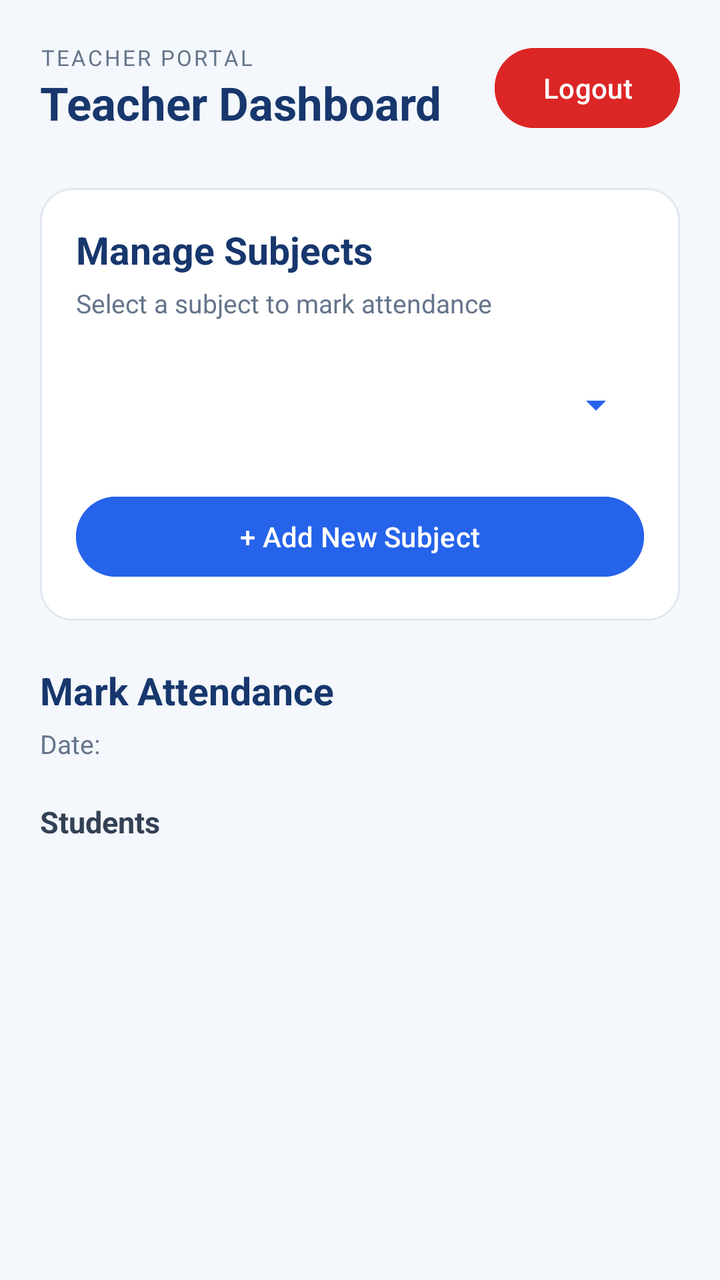
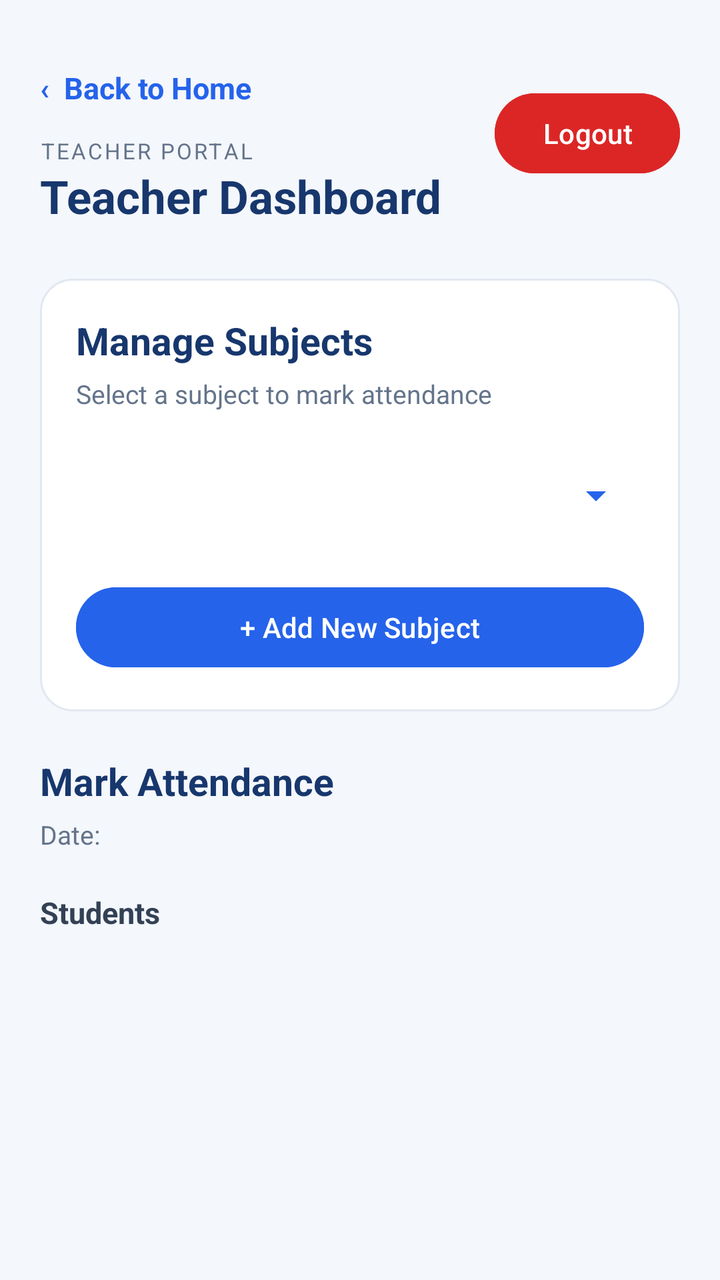

The first picture is an Android layout as it rendered before a commit; the second is the same layout after the commit. The layout source and the unified diff follow.
<!-- AndroidManifest.xml: application theme Theme.AttendanceManagement -->
<!-- res/layout/activity_teacher.xml -->
<?xml version="1.0" encoding="utf-8"?>
<ScrollView
    xmlns:android="http://schemas.android.com/apk/res/android"
    android:id="@+id/teacherRoot"
    android:layout_width="match_parent"
    android:layout_height="match_parent"
    android:background="#F4F7FB"
    android:fillViewport="true"
    android:clipToPadding="false">

    <LinearLayout
        android:layout_width="match_parent"
        android:layout_height="wrap_content"
        android:orientation="vertical"
        android:padding="20dp">

        
        <LinearLayout
            android:layout_width="match_parent"
            android:layout_height="wrap_content"
            android:orientation="horizontal"
            android:gravity="center_vertical"
            android:layout_marginBottom="26dp">

            <LinearLayout
                android:layout_width="0dp"
                android:layout_height="wrap_content"
                android:layout_weight="1"
                android:orientation="vertical">

                <TextView
                    android:layout_width="wrap_content"
                    android:layout_height="wrap_content"
                    android:text="TEACHER PORTAL"
                    android:textColor="#64748B"
                    android:textSize="11sp"
                    android:letterSpacing="0.1"/>

                <TextView
                    android:layout_width="wrap_content"
                    android:layout_height="wrap_content"
                    android:text="Teacher Dashboard"
                    android:textColor="#17376D"
                    android:textSize="23sp"
                    android:textStyle="bold"/>
            </LinearLayout>

            <Button
                android:id="@+id/logoutButton"
                android:layout_width="wrap_content"
                android:layout_height="48dp"
                android:text="Logout"
                android:textAllCaps="false"
                android:textColor="#FFFFFF"
                android:backgroundTint="#DC2626"/>
        </LinearLayout>

        
        <LinearLayout
            android:layout_width="match_parent"
            android:layout_height="wrap_content"
            android:background="@drawable/card_bg"
            android:padding="18dp"
            android:orientation="vertical"
            android:layout_marginBottom="22dp">

            <TextView
                android:layout_width="match_parent"
                android:layout_height="wrap_content"
                android:text="Manage Subjects"
                android:textColor="#17376D"
                android:textSize="19sp"
                android:textStyle="bold"/>

            <TextView
                android:layout_width="match_parent"
                android:layout_height="wrap_content"
                android:text="Select a subject to mark attendance"
                android:textColor="#64748B"
                android:textSize="13sp"
                android:layout_marginTop="5dp"
                android:layout_marginBottom="16dp"/>

            <Spinner
                android:id="@+id/subjectSpinner"
                android:layout_width="match_parent"
                android:layout_height="52dp"
                android:backgroundTint="#2563EB"
                android:contentDescription="Select subject"/>

            <Button
                android:id="@+id/addSubjectButton"
                android:layout_width="match_parent"
                android:layout_height="48dp"
                android:layout_marginTop="16dp"
                android:text="+ Add New Subject"
                android:textAllCaps="false"
                android:textColor="#FFFFFF"
                android:backgroundTint="#2563EB"/>
        </LinearLayout>

        
        <LinearLayout
            android:layout_width="match_parent"
            android:layout_height="wrap_content"
            android:orientation="vertical">

            <TextView
                android:layout_width="match_parent"
                android:layout_height="wrap_content"
                android:text="Mark Attendance"
                android:textColor="#17376D"
                android:textStyle="bold"
                android:textSize="19sp"/>

            <TextView
                android:id="@+id/dateLabel"
                android:layout_width="match_parent"
                android:layout_height="wrap_content"
                android:text="Date:"
                android:textColor="#64748B"
                android:textSize="13sp"
                android:layout_marginTop="5dp"/>

            <TextView
                android:layout_width="match_parent"
                android:layout_height="wrap_content"
                android:text="Students"
                android:textColor="#334155"
                android:textStyle="bold"
                android:textSize="15sp"
                android:layout_marginTop="20dp"
                android:layout_marginBottom="12dp"/>

            <LinearLayout
                android:id="@+id/studentList"
                android:layout_width="match_parent"
                android:layout_height="wrap_content"
                android:orientation="vertical"/>

        </LinearLayout>
    </LinearLayout>
</ScrollView>
<!-- resources referenced by this layout -->
<resources>
  <!-- drawable card_bg (drawable) -->
  <?xml version="1.0" encoding="utf-8"?>
  <shape xmlns:android="http://schemas.android.com/apk/res/android"
      android:shape="rectangle">
  
      <solid android:color="#FFFFFF" />
  
      <corners android:radius="16dp" />
  
      <stroke
          android:width="1dp"
          android:color="#E2E8F0" />
  
      <padding
          android:left="12dp"
          android:top="12dp"
          android:right="12dp"
          android:bottom="12dp" />
  
  </shape>
  <style name="Theme.AttendanceManagement" parent="Base.Theme.AttendanceManagement" />
  <style name="Base.Theme.AttendanceManagement" parent="Theme.Material3.DayNight.NoActionBar">
  
          <item name="colorPrimary">#2563EB</item>
          <item name="colorOnPrimary">#FFFFFF</item>
          <item name="android:windowLightStatusBar">true</item>
          <item name="android:windowBackground">#F4F7FC</item>
  
      </style>
</resources>

<!-- the commit's change to res/layout/activity_teacher.xml (unified diff, before → after) -->
@@ -27,7 +27,18 @@
                 android:layout_height="wrap_content"
                 android:layout_weight="1"
                 android:orientation="vertical">
-
+                <TextView
+                    android:id="@+id/backHomeButton"
+                    android:layout_width="wrap_content"
+                    android:layout_height="48dp"
+                    android:gravity="center_vertical"
+                    android:text="‹  Back to Home"
+                    android:textColor="#2563EB"
+                    android:textSize="15sp"
+                    android:textStyle="bold"
+                    android:clickable="true"
+                    android:focusable="true"
+                    android:contentDescription="Return to Home"/>
                 <TextView
                     android:layout_width="wrap_content"
                     android:layout_height="wrap_content"
@@ -55,7 +66,7 @@
                 android:backgroundTint="#DC2626"/>
         </LinearLayout>
 
-        
+
         <LinearLayout
             android:layout_width="match_parent"
             android:layout_height="wrap_content"
